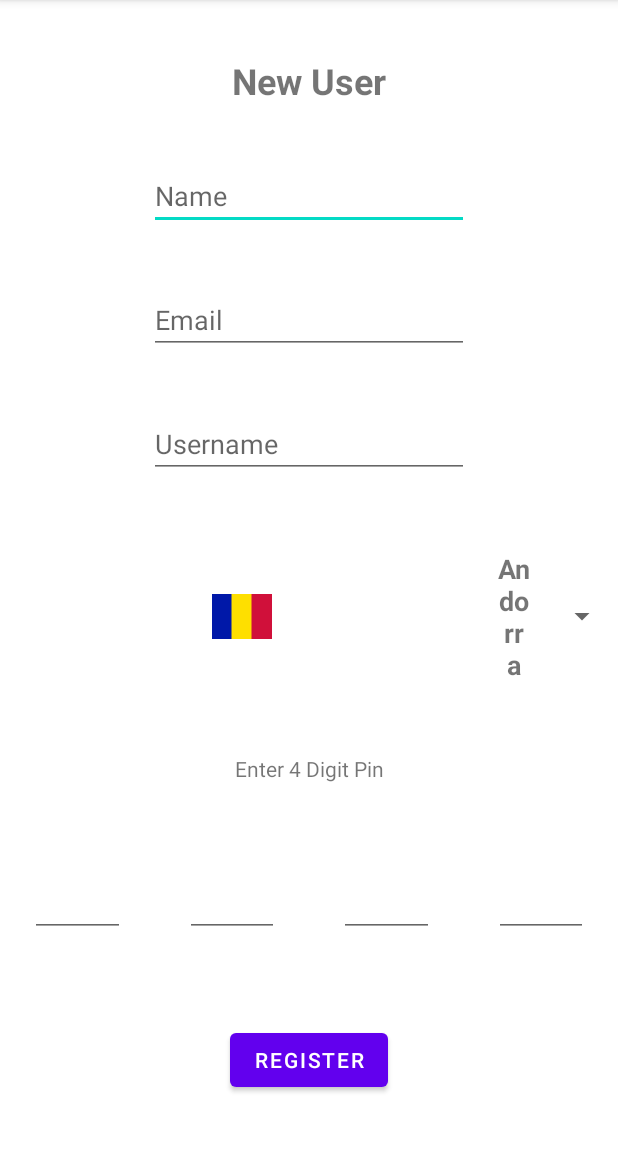
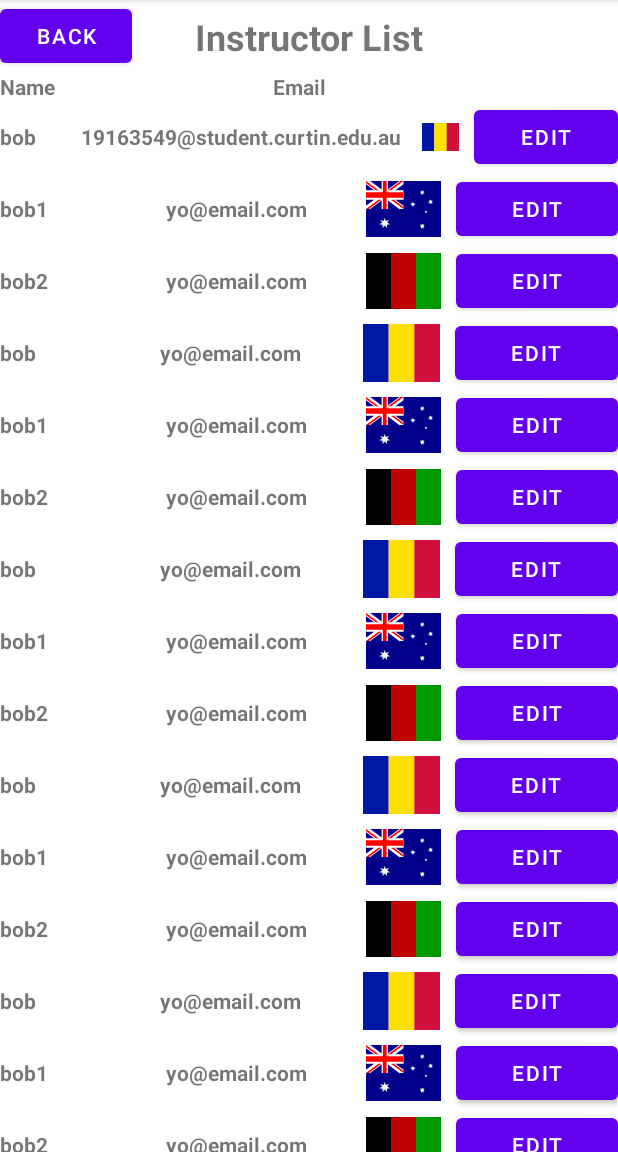
Before and after one commit to sanganak624/PracGrader, an Android app: the screen it shows after launch (MainActivity), on a phone screen of 412 x 824 dp, the part 84-1236 px from its top. Run offline under Robolectric (Android 15) with nearby library versions, the phone set to English and light mode, and no system bars.

Commit message:
Added instructor list page

```diff
--- a/app/src/main/java/com/example/pracgrader/Instructor.java
+++ b/app/src/main/java/com/example/pracgrader/Instructor.java
@@ -5,7 +5,7 @@ import java.util.List;
 public class Instructor extends User{
     String email;
     String name;
-    String country;
+    int country;
     List<Student> students;
 
     public String getEmail() {
@@ -24,11 +24,11 @@ public class Instructor extends User{
         this.name = name;
     }
 
-    public String getCountry() {
+    public int getCountry() {
         return country;
     }
 
-    public void setCountry(String country) {
+    public void setCountry(int country) {
         this.country = country;
     }
 
@@ -45,7 +45,7 @@ public class Instructor extends User{
         students.add(student);
     }
 
-    public Instructor(String username, int pin, int role, String email, String name, String country, List<Student> students) {
+    public Instructor(String username, int pin, int role, String email, String name, int country, List<Student> students) {
         super(username, pin, role);
         this.email = email;
         this.name = name;
--- a/app/src/main/java/com/example/pracgrader/MainActivity.java
+++ b/app/src/main/java/com/example/pracgrader/MainActivity.java
@@ -22,12 +22,20 @@ public class MainActivity extends AppCompatActivity {
 //            fm.beginTransaction().add(R.id.main,loginFrag).commit();
 //        }
 
-        NewUserFragment newUserFragment = (NewUserFragment) fm.findFragmentById(R.id.main);
+//        NewUserFragment newUserFragment = (NewUserFragment) fm.findFragmentById(R.id.main);
+//
+//        if(newUserFragment==null)
+//        {
+//            newUserFragment = new NewUserFragment();
+//            fm.beginTransaction().add(R.id.main,newUserFragment).commit();
+//        }
 
-        if(newUserFragment==null)
+        ViewInstructorsFragment viewInstructorsFragment = (ViewInstructorsFragment) fm.findFragmentById(R.id.main);
+
+        if(viewInstructorsFragment==null)
         {
-            newUserFragment = new NewUserFragment();
-            fm.beginTransaction().add(R.id.main,newUserFragment).commit();
+            viewInstructorsFragment = new ViewInstructorsFragment();
+            fm.beginTransaction().add(R.id.main,viewInstructorsFragment).commit();
         }
     }
 }
--- /dev/null
+++ b/app/src/main/java/com/example/pracgrader/ViewInstructorsFragment.java
@@ -0,0 +1,153 @@
+package com.example.pracgrader;
+
+import android.os.Bundle;
+
+import androidx.annotation.NonNull;
+import androidx.fragment.app.Fragment;
+import androidx.recyclerview.widget.GridLayoutManager;
+import androidx.recyclerview.widget.LinearLayoutManager;
+import androidx.recyclerview.widget.RecyclerView;
+
+import android.view.LayoutInflater;
+import android.view.View;
+import android.view.ViewGroup;
+import android.widget.Button;
+import android.widget.ImageView;
+import android.widget.TextView;
+
+import java.util.LinkedList;
+import java.util.List;
+
+/**
+ * A simple {@link Fragment} subclass.
+ * Use the {@link ViewInstructorsFragment#newInstance} factory method to
+ * create an instance of this fragment.
+ */
+public class ViewInstructorsFragment extends Fragment {
+
+    // TODO: Rename parameter arguments, choose names that match
+    // the fragment initialization parameters, e.g. ARG_ITEM_NUMBER
+    private static final String ARG_PARAM1 = "param1";
+    private static final String ARG_PARAM2 = "param2";
+
+    // TODO: Rename and change types of parameters
+    private String mParam1;
+    private String mParam2;
+
+    public ViewInstructorsFragment() {
+        // Required empty public constructor
+    }
+
+    /**
+     * Use this factory method to create a new instance of
+     * this fragment using the provided parameters.
+     *
+     * @param param1 Parameter 1.
+     * @param param2 Parameter 2.
+     * @return A new instance of fragment ViewInstructorsFragment.
+     */
+    // TODO: Rename and change types and number of parameters
+    public static ViewInstructorsFragment newInstance(String param1, String param2) {
+        ViewInstructorsFragment fragment = new ViewInstructorsFragment();
+        Bundle args = new Bundle();
+        args.putString(ARG_PARAM1, param1);
+        args.putString(ARG_PARAM2, param2);
+        fragment.setArguments(args);
+        return fragment;
+    }
+
+    @Override
+    public void onCreate(Bundle savedInstanceState) {
+        super.onCreate(savedInstanceState);
+        if (getArguments() != null) {
+            mParam1 = getArguments().getString(ARG_PARAM1);
+            mParam2 = getArguments().getString(ARG_PARAM2);
+        }
+    }
+
+    @Override
+    public View onCreateView(LayoutInflater inflater, ViewGroup container,
+                             Bundle savedInstanceState) {
+        // Inflate the layout for this fragment
+        View view = inflater.inflate(R.layout.fragment_view_instructors, container, false);
+        RecyclerView rv = (RecyclerView) view.findViewById(R.id.instructorList);
+        rv.setHasFixedSize(true);
+        rv.setLayoutManager(new LinearLayoutManager(getActivity()));
+        InstructorListAdapter instructorListAdapter = new InstructorListAdapter();
+        rv.setAdapter(instructorListAdapter);
+
+        return view;
+    }
+
+    public class InstructorListAdapter extends RecyclerView.Adapter<InstructorListViewHolder>
+    {
+        List<Instructor> instructorList = new LinkedList<Instructor>();
+        @NonNull
+        @Override
+        public InstructorListViewHolder onCreateViewHolder(@NonNull ViewGroup parent, int viewType) {
+            LayoutInflater layoutInflater = LayoutInflater.from(parent.getContext());
+            InstructorListViewHolder instructorListViewHolder = new InstructorListViewHolder(layoutInflater,parent);
+            instructorList.add(new Instructor("Bob101",1234,2,"19163549@student.curtin.edu.au","bob",R.drawable.flag_ad,null));
+            instructorList.add(new Instructor("Bob201",1234,2,"yo@email.com","bob1",R.drawable.flag_au,null));
+            instructorList.add(new Instructor("Bob301",1234,2,"yo@email.com","bob2",R.drawable.flag_af,null));
+            instructorList.add(new Instructor("Bob101",1234,2,"yo@email.com","bob",R.drawable.flag_ad,null));
+            instructorList.add(new Instructor("Bob201",1234,2,"yo@email.com","bob1",R.drawable.flag_au,null));
+            instructorList.add(new Instructor("Bob301",1234,2,"yo@email.com","bob2",R.drawable.flag_af,null));
+            instructorList.add(new Instructor("Bob101",1234,2,"yo@email.com","bob",R.drawable.flag_ad,null));
+            instructorList.add(new Instructor("Bob201",1234,2,"yo@email.com","bob1",R.drawable.flag_au,null));
+            instructorList.add(new Instructor("Bob301",1234,2,"yo@email.com","bob2",R.drawable.flag_af,null));
+            instructorList.add(new Instructor("Bob101",1234,2,"yo@email.com","bob",R.drawable.flag_ad,null));
+            instructorList.add(new Instructor("Bob201",1234,2,"yo@email.com","bob1",R.drawable.flag_au,null));
+            instructorList.add(new Instructor("Bob301",1234,2,"yo@email.com","bob2",R.drawable.flag_af,null));
+            instructorList.add(new Instructor("Bob101",1234,2,"yo@email.com","bob",R.drawable.flag_ad,null));
+            instructorList.add(new Instructor("Bob201",1234,2,"yo@email.com","bob1",R.drawable.flag_au,null));
+            instructorList.add(new Instructor("Bob301",1234,2,"yo@email.com","bob2",R.drawable.flag_af,null));
+            instructorList.add(new Instructor("Bob101",1234,2,"yo@email.com","bob",R.drawable.flag_ad,null));
+            instructorList.add(new Instructor("Bob201",1234,2,"yo@email.com","bob1",R.drawable.flag_au,null));
+            instructorList.add(new Instructor("Bob301",1234,2,"yo@email.com","bob2",R.drawable.flag_af,null));
+            instructorList.add(new Instructor("Bob101",1234,2,"yo@email.com","bob",R.drawable.flag_ad,null));
+            instructorList.add(new Instructor("Bob201",1234,2,"yo@email.com","bob1",R.drawable.flag_au,null));
+            instructorList.add(new Instructor("Bob301",1234,2,"yo@email.com","bob2",R.drawable.flag_af,null));
+            return instructorListViewHolder;
+        }
+
+        @Override
+        public void onBindViewHolder(@NonNull InstructorListViewHolder holder, int position) {
+
+            holder.bind(instructorList.get(position));
+        }
+
+        @Override
+        public int getItemCount() {
+            return 21;
+        }
+    }
+
+    public class InstructorListViewHolder extends RecyclerView.ViewHolder {
+
+        TextView name;
+        TextView email;
+        ImageView flag;
+        Button edit;
+
+        public InstructorListViewHolder(LayoutInflater li, ViewGroup parent) {
+            super(li.inflate(R.layout.instructor_list_view, parent, false));
+
+            //ViewGroup.LayoutParams lp = itemView.getLayoutParams();
+            //lp.width = 150;
+            //.height = 150;
+
+            name = itemView.findViewById(R.id.instructorName);
+            email = itemView.findViewById(R.id.instructorEmail);
+            flag = itemView.findViewById(R.id.instructorFlag);
+            edit = itemView.findViewById(R.id.editInstructor);
+        }
+
+        public void bind(Instructor instructor)
+        {
+            name.setText(instructor.getName());
+            email.setText(instructor.getEmail());
+            flag.setImageResource(instructor.getCountry());
+        }
+    }
+}
--- a/app/src/main/res/layout/fragment_login.xml
+++ b/app/src/main/res/layout/fragment_login.xml
@@ -14,7 +14,7 @@
         android:layout_width="wrap_content"
         android:layout_height="wrap_content"
         android:lineSpacingExtra="20sp"
-        android:text="Prac Grader"
+        android:text="Prac Grader\nLogin"
         android:textAlignment="center"
         android:textSize="24sp"
         android:textStyle="bold"
--- /dev/null
+++ b/app/src/main/res/layout/fragment_view_instructors.xml
@@ -0,0 +1,87 @@
+<?xml version="1.0" encoding="utf-8"?>
+<androidx.constraintlayout.widget.ConstraintLayout
+    xmlns:android="http://schemas.android.com/apk/res/android"
+    xmlns:app="http://schemas.android.com/apk/res-auto"
+    xmlns:tools="http://schemas.android.com/tools"
+    android:layout_width="match_parent"
+    android:layout_height="match_parent"
+    tools:context=".ViewInstructorsFragment">
+
+    <!-- TODO: Update blank fragment layout -->
+    <TextView
+        android:id="@+id/title"
+        android:layout_width="wrap_content"
+        android:layout_height="wrap_content"
+        android:text="Instructor List"
+        android:textAlignment="center"
+        android:textSize="24sp"
+        android:textStyle="bold"
+        app:layout_constraintBottom_toTopOf="@+id/headerRow"
+        app:layout_constraintEnd_toEndOf="parent"
+        app:layout_constraintStart_toStartOf="parent"
+        app:layout_constraintTop_toTopOf="parent" />
+
+    <LinearLayout
+        android:id="@id/headerRow"
+        android:layout_width="match_parent"
+        android:layout_height="wrap_content"
+        android:orientation="horizontal"
+        app:layout_constraintBottom_toTopOf="@id/instructorList"
+        app:layout_constraintEnd_toEndOf="parent"
+        app:layout_constraintStart_toStartOf="parent"
+        app:layout_constraintTop_toBottomOf="@id/back">
+
+        <TextView
+            android:id="@+id/header1"
+            android:layout_width="wrap_content"
+            android:layout_height="wrap_content"
+            android:layout_weight="2"
+            android:text="Name"
+            android:textStyle="bold" />
+
+        <TextView
+            android:id="@+id/header2"
+            android:layout_width="wrap_content"
+            android:layout_height="wrap_content"
+            android:layout_weight="2"
+            android:text="Email"
+            android:gravity="center"
+            android:textStyle="bold" />
+
+        <TextView
+            android:id="@+id/header3"
+            android:layout_width="wrap_content"
+            android:layout_height="wrap_content"
+            android:layout_weight="2"
+            android:text=""
+            android:textStyle="bold" />
+
+        <TextView
+            android:id="@+id/header4"
+            android:layout_width="wrap_content"
+            android:layout_height="wrap_content"
+            android:layout_weight="1"
+            android:text=""
+            android:textStyle="bold" />
+    </LinearLayout>
+
+    <androidx.recyclerview.widget.RecyclerView
+        android:id="@+id/instructorList"
+        android:layout_width="match_parent"
+        android:layout_height="0dp"
+        app:layout_constraintBottom_toBottomOf="parent"
+        app:layout_constraintEnd_toEndOf="parent"
+        app:layout_constraintStart_toStartOf="parent"
+        app:layout_constraintTop_toBottomOf="@id/headerRow" />
+
+    <Button
+        android:id="@+id/back"
+        android:layout_width="wrap_content"
+        android:layout_height="wrap_content"
+        android:text="Back"
+        app:layout_constraintTop_toTopOf="parent"
+        app:layout_constraintBottom_toTopOf="@id/headerRow"
+        app:layout_constraintStart_toStartOf="parent"/>
+
+
+</androidx.constraintlayout.widget.ConstraintLayout>
--- /dev/null
+++ b/app/src/main/res/layout/instructor_list_view.xml
@@ -0,0 +1,47 @@
+<?xml version="1.0" encoding="utf-8"?>
+<LinearLayout xmlns:android="http://schemas.android.com/apk/res/android"
+    xmlns:app="http://schemas.android.com/apk/res-auto"
+    xmlns:tools="http://schemas.android.com/tools"
+    android:layout_width="match_parent"
+    android:layout_height="wrap_content">
+
+
+
+    <TextView
+        android:id="@+id/instructorName"
+        android:layout_width="wrap_content"
+        android:layout_height="wrap_content"
+        android:layout_weight="2"
+        android:textStyle="bold"
+        android:layout_gravity="center"
+        android:text="Name" />
+    <TextView
+        android:id="@+id/instructorEmail"
+        android:layout_width="wrap_content"
+        android:layout_height="wrap_content"
+        android:layout_weight="4"
+        android:textStyle="bold"
+        android:layout_gravity="center"
+        android:gravity="center"
+        android:text="Email" />
+    <ImageView
+        android:id="@+id/instructorFlag"
+        android:layout_width="10dp"
+        android:layout_height="40dp"
+        app:srcCompat="@drawable/flag_nl"
+        android:layout_gravity="center"
+        android:layout_weight="2"
+        android:textStyle="bold"
+        android:layout_marginRight="10dp"
+        android:text="Country" />
+
+    <Button
+        android:id="@+id/editInstructor"
+        android:layout_width="wrap_content"
+        android:layout_height="wrap_content"
+        android:layout_weight="1"
+        android:layout_gravity="center"
+        android:text="Edit" />
+
+
+</LinearLayout>
```
Also changed, not shown: app/src/main/java/com/example/pracgrader/AdminHomeFragment.java (added, +64 -0 lines), app/src/main/java/com/example/pracgrader/ViewStudentListFragment.java (added, +64 -0 lines), app/src/main/res/layout/fragment_admin_home.xml (added, +110 -0 lines), app/src/main/res/layout/fragment_view_student_list.xml (added, +14 -0 lines).
